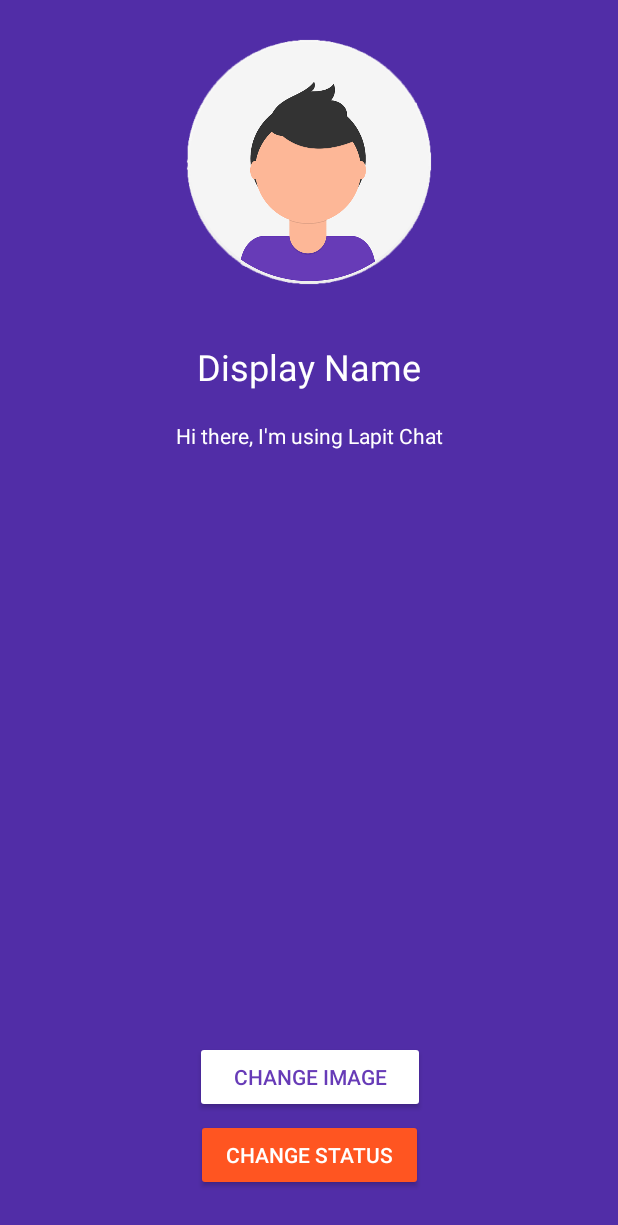
After one commit to britannio/LapitChatAndroid, an Android app: the SettingsActivity screen opened directly, with no data from a screen before it, on a phone screen of 412 x 824 dp. The commit adds this screen. Shown: the top 1225 px of the screen. Run offline under Robolectric (Android 15) with nearby library versions, the phone set to English and light mode, and no system bars; our stand-ins replace CircleImageView.

Commit message:
Part 9 Incomplete

```diff
--- a/app/build.gradle
+++ b/app/build.gradle
@@ -27,6 +27,8 @@ dependencies {
     implementation 'com.github.GrenderG:Toasty:1.2.8'
     implementation 'com.afollestad.material-dialogs:core:0.9.6.0'
     implementation 'com.android.support:support-v4:26.1.0'
+    implementation 'de.hdodenhof:circleimageview:2.2.0'
+    implementation 'com.google.firebase:firebase-database:11.8.0'
     testImplementation 'junit:junit:4.12'
     androidTestImplementation 'com.android.support.test:runner:1.0.1'
     androidTestImplementation 'com.android.support.test.espresso:espresso-core:3.0.1'
--- a/app/src/main/AndroidManifest.xml
+++ b/app/src/main/AndroidManifest.xml
@@ -3,7 +3,7 @@
     package="com.britannio.lapitchat">
 
     <uses-permission android:name="android.permission.INTERNET" />
-    <uses-permission android:name="android.permission.ACCESS_NETWORK_STATE"/>
+    <uses-permission android:name="android.permission.ACCESS_NETWORK_STATE" />
 
     <application
         android:allowBackup="true"
@@ -25,7 +25,8 @@
             android:parentActivityName=".StartActivity" />
         <activity
             android:name=".LoginActivity"
-            android:parentActivityName=".StartActivity"/>
+            android:parentActivityName=".StartActivity" />
+        <activity android:name=".SettingsActivity"></activity>
     </application>
 
 </manifest>
--- /dev/null
+++ b/app/src/main/java/com/britannio/lapitchat/SettingsActivity.java
@@ -0,0 +1,13 @@
+package com.britannio.lapitchat;
+
+import android.support.v7.app.AppCompatActivity;
+import android.os.Bundle;
+
+public class SettingsActivity extends AppCompatActivity {
+
+    @Override
+    protected void onCreate(Bundle savedInstanceState) {
+        super.onCreate(savedInstanceState);
+        setContentView(R.layout.activity_settings);
+    }
+}
--- a/app/src/main/java/com/britannio/lapitchat/StartActivity.java
+++ b/app/src/main/java/com/britannio/lapitchat/StartActivity.java
@@ -46,7 +46,6 @@ public class StartActivity extends AppCompatActivity {
 
                 Intent reg_intent = new Intent(StartActivity.this, RegisterActivity.class);
                 startActivity(reg_intent);
-                finish();
 
             }
         });
@@ -59,7 +58,6 @@ public class StartActivity extends AppCompatActivity {
 
                 Intent login_intent = new Intent(StartActivity.this, LoginActivity.class);
                 startActivity(login_intent);
-                finish();
 
             }
         });
--- /dev/null
+++ b/app/src/main/res/drawable/ic_chat.xml
@@ -0,0 +1,5 @@
+<vector android:height="24dp" android:tint="#FFFFFF"
+    android:viewportHeight="24.0" android:viewportWidth="24.0"
+    android:width="24dp" xmlns:android="http://schemas.android.com/apk/res/android">
+    <path android:fillColor="#FF000000" android:pathData="M20,2L4,2c-1.1,0 -1.99,0.9 -1.99,2L2,22l4,-4h14c1.1,0 2,-0.9 2,-2L22,4c0,-1.1 -0.9,-2 -2,-2zM18,14L6,14v-2h12v2zM18,11L6,11L6,9h12v2zM18,8L6,8L6,6h12v2z"/>
+</vector>
--- /dev/null
+++ b/app/src/main/res/drawable/ic_friends.xml
@@ -0,0 +1,5 @@
+<vector android:height="24dp" android:tint="#FFFFFF"
+    android:viewportHeight="24.0" android:viewportWidth="24.0"
+    android:width="24dp" xmlns:android="http://schemas.android.com/apk/res/android">
+    <path android:fillColor="#FF000000" android:pathData="M16,11c1.66,0 2.99,-1.34 2.99,-3S17.66,5 16,5c-1.66,0 -3,1.34 -3,3s1.34,3 3,3zM8,11c1.66,0 2.99,-1.34 2.99,-3S9.66,5 8,5C6.34,5 5,6.34 5,8s1.34,3 3,3zM8,13c-2.33,0 -7,1.17 -7,3.5L1,19h14v-2.5c0,-2.33 -4.67,-3.5 -7,-3.5zM16,13c-0.29,0 -0.62,0.02 -0.97,0.05 1.16,0.84 1.97,1.97 1.97,3.45L17,19h6v-2.5c0,-2.33 -4.67,-3.5 -7,-3.5z"/>
+</vector>
--- /dev/null
+++ b/app/src/main/res/drawable/ic_requests.xml
@@ -0,0 +1,5 @@
+<vector android:height="24dp" android:tint="#FFFFFF"
+    android:viewportHeight="24.0" android:viewportWidth="24.0"
+    android:width="24dp" xmlns:android="http://schemas.android.com/apk/res/android">
+    <path android:fillColor="#FF000000" android:pathData="M8,10L5,10L5,7L3,7v3L0,10v2h3v3h2v-3h3v-2zM18,11c1.66,0 2.99,-1.34 2.99,-3S19.66,5 18,5c-0.32,0 -0.63,0.05 -0.91,0.14 0.57,0.81 0.9,1.79 0.9,2.86s-0.34,2.04 -0.9,2.86c0.28,0.09 0.59,0.14 0.91,0.14zM13,11c1.66,0 2.99,-1.34 2.99,-3S14.66,5 13,5c-1.66,0 -3,1.34 -3,3s1.34,3 3,3zM19.62,13.16c0.83,0.73 1.38,1.66 1.38,2.84v2h3v-2c0,-1.54 -2.37,-2.49 -4.38,-2.84zM13,13c-2,0 -6,1 -6,3v2h12v-2c0,-2 -4,-3 -6,-3z"/>
+</vector>
--- /dev/null
+++ b/app/src/main/res/layout/activity_settings.xml
@@ -0,0 +1,80 @@
+<?xml version="1.0" encoding="utf-8"?>
+<android.support.constraint.ConstraintLayout xmlns:android="http://schemas.android.com/apk/res/android"
+    xmlns:app="http://schemas.android.com/apk/res-auto"
+    xmlns:tools="http://schemas.android.com/tools"
+    android:layout_width="match_parent"
+    android:layout_height="match_parent"
+    android:background="@color/colorPrimaryDark"
+    tools:context=".SettingsActivity"
+    tools:layout_editor_absoluteY="25dp">
+
+    <de.hdodenhof.circleimageview.CircleImageView
+        android:id="@+id/settings_profile_image"
+        android:layout_width="200dp"
+        android:layout_height="200dp"
+        android:layout_marginEnd="8dp"
+        android:layout_marginStart="8dp"
+        android:layout_marginTop="8dp"
+        android:src="@drawable/profile_pic"
+        app:layout_constraintEnd_toEndOf="parent"
+        app:layout_constraintStart_toStartOf="parent"
+        app:layout_constraintTop_toTopOf="parent" />
+
+    <TextView
+        android:id="@+id/settings_full_name"
+        android:layout_width="wrap_content"
+        android:layout_height="wrap_content"
+        android:layout_marginTop="20dp"
+        android:text="Display Name"
+        android:textColor="@color/white"
+        android:textSize="24sp"
+        app:layout_constraintEnd_toEndOf="parent"
+        app:layout_constraintStart_toStartOf="parent"
+        app:layout_constraintTop_toBottomOf="@+id/settings_profile_image" />
+
+    <TextView
+        android:id="@+id/settings_status"
+        android:layout_width="wrap_content"
+        android:layout_height="wrap_content"
+        android:layout_marginTop="20dp"
+        android:text="Hi there, I'm using Lapit Chat"
+        android:textColor="@color/white"
+        android:textSize="14sp"
+        app:layout_constraintEnd_toEndOf="parent"
+        app:layout_constraintStart_toStartOf="parent"
+        app:layout_constraintTop_toBottomOf="@+id/settings_full_name" />
+
+    <Button
+        android:id="@+id/settings_image_btn"
+        android:layout_width="wrap_content"
+        android:layout_height="wrap_content"
+        android:layout_marginBottom="4dp"
+        android:layout_marginEnd="8dp"
+        android:layout_marginStart="8dp"
+        android:backgroundTint="@color/white"
+        android:paddingLeft="25dp"
+        android:paddingRight="25dp"
+        android:text="CHANGE IMAGE"
+        android:textColor="@color/colorPrimary"
+        app:layout_constraintBottom_toTopOf="@+id/settings_status_btn"
+        app:layout_constraintEnd_toEndOf="parent"
+        app:layout_constraintHorizontal_bias="0.502"
+        app:layout_constraintStart_toStartOf="parent" />
+
+    <Button
+        android:id="@+id/settings_status_btn"
+        android:layout_width="wrap_content"
+        android:layout_height="wrap_content"
+        android:layout_marginBottom="30dp"
+        android:layout_marginEnd="8dp"
+        android:layout_marginStart="8dp"
+        android:backgroundTint="@color/colorAccent"
+        android:paddingLeft="20dp"
+        android:paddingRight="20dp"
+        android:text="CHANGE STATUS"
+        android:textColor="@color/white"
+        app:layout_constraintBottom_toBottomOf="parent"
+        app:layout_constraintEnd_toEndOf="parent"
+        app:layout_constraintStart_toStartOf="parent" />
+
+</android.support.constraint.ConstraintLayout>
--- a/app/src/main/res/values/strings.xml
+++ b/app/src/main/res/values/strings.xml
@@ -2,15 +2,13 @@
     <string name="app_name">Lapit Chat</string>
     <string name="sign_up">SIGN UP</string>
     <string name="login">LOG IN</string>
-    <string name="display_name">Username</string>
+    <string name="display_name">Full Name</string>
     <string name="email">Email</string>
     <string name="password">Password</string>
     <string name="create_account">Create Account</string>
     <string name="login_account">Login</string>
     <string name="create_a_new_account">Create a New Account</string>
     <string name="login_to_your_account">Login To Your Account</string>
-
-    <!-- TODO: Remove or change this placeholder text -->
-    <string name="hello_blank_fragment">Hello blank fragment</string>
+    <string name="username">Username</string>
 
 </resources>
```
Also changed, not shown: app/src/main/java/com/britannio/lapitchat/MainActivity.java (+19 -5 lines), app/src/main/java/com/britannio/lapitchat/RegisterActivity.java (+24 -4 lines), app/src/main/java/com/britannio/lapitchat/SectionsPagerAdapter.java (deleted, +0 -59 lines), app/src/main/java/com/britannio/lapitchat/ViewPagerAdapter.java (added, +40 -0 lines), app/src/main/res/layout/activity_main.xml (+5 -2 lines), app/src/main/res/layout/activity_register.xml (+56 -33 lines), app/src/main/res/drawable/profile_pic.png (added).
